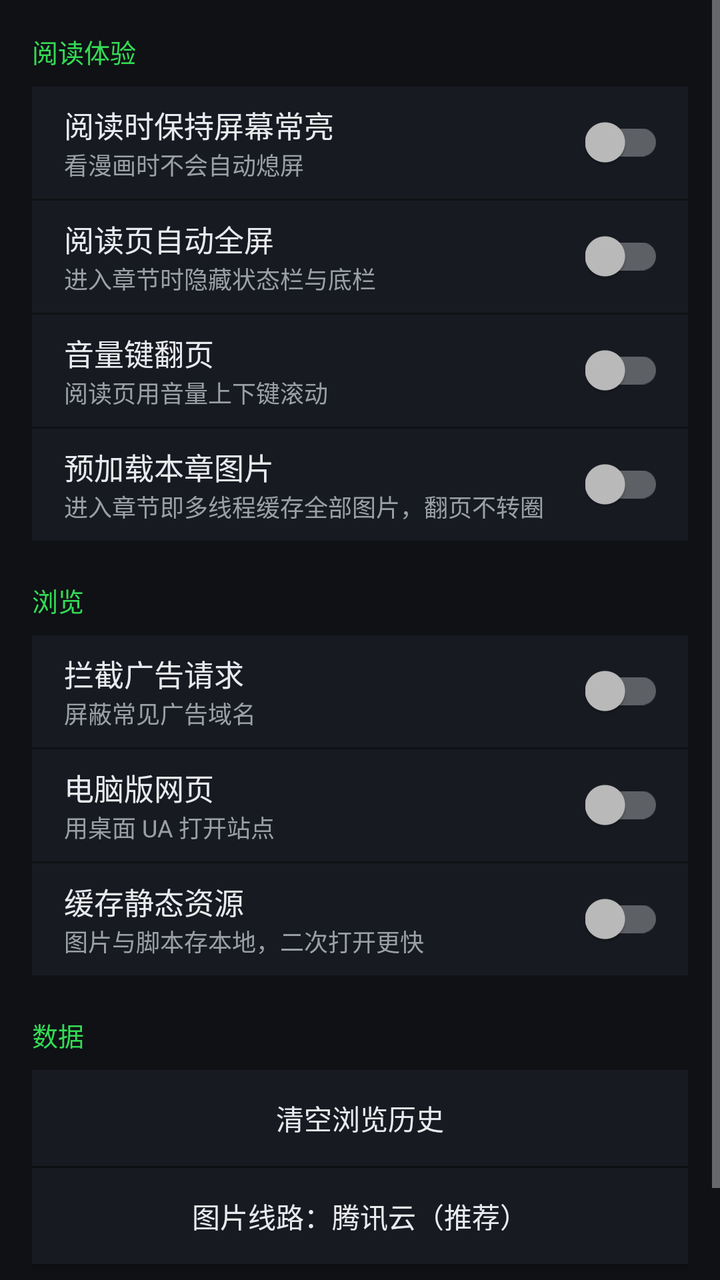
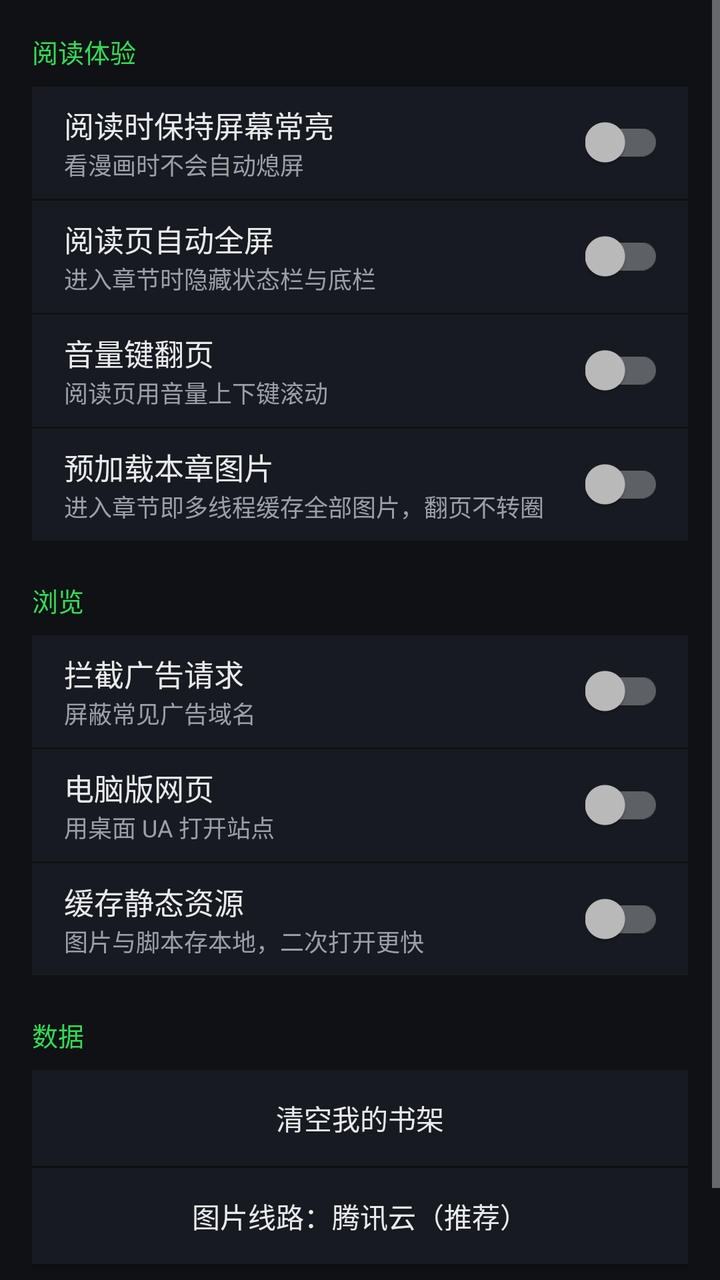

Screens rendered from an Android XML layout before and after an edit, with the pre-edit source and the edit as a unified diff.
<!-- AndroidManifest.xml: application theme AppTheme -->
<!-- res/layout/activity_settings.xml -->
<?xml version="1.0" encoding="utf-8"?>
<ScrollView xmlns:android="http://schemas.android.com/apk/res/android"
    android:layout_width="match_parent"
    android:layout_height="match_parent"
    android:background="@color/bg">

    <LinearLayout
        android:layout_width="match_parent"
        android:layout_height="wrap_content"
        android:orientation="vertical"
        android:padding="16dp">

        <TextView
            android:layout_width="match_parent"
            android:layout_height="wrap_content"
            android:paddingBottom="8dp"
            android:text="阅读体验"
            android:textColor="@color/accent"
            android:textSize="13sp" />

        <LinearLayout
            android:layout_width="match_parent"
            android:layout_height="56dp"
            android:background="@color/surface"
            android:gravity="center_vertical"
            android:orientation="horizontal"
            android:paddingStart="16dp"
            android:paddingEnd="12dp">

            <LinearLayout
                android:layout_width="0dp"
                android:layout_height="wrap_content"
                android:layout_weight="1"
                android:orientation="vertical">

                <TextView
                    android:layout_width="wrap_content"
                    android:layout_height="wrap_content"
                    android:text="阅读时保持屏幕常亮"
                    android:textColor="@color/text"
                    android:textSize="15sp" />

                <TextView
                    android:layout_width="wrap_content"
                    android:layout_height="wrap_content"
                    android:text="看漫画时不会自动熄屏"
                    android:textColor="@color/text2"
                    android:textSize="12sp" />

            </LinearLayout>

            <androidx.appcompat.widget.SwitchCompat
                android:id="@+id/swKeep"
                android:layout_width="wrap_content"
                android:layout_height="wrap_content" />

        </LinearLayout>

        <LinearLayout
            android:layout_width="match_parent"
            android:layout_height="56dp"
            android:layout_marginTop="1dp"
            android:background="@color/surface"
            android:gravity="center_vertical"
            android:orientation="horizontal"
            android:paddingStart="16dp"
            android:paddingEnd="12dp">

            <LinearLayout
                android:layout_width="0dp"
                android:layout_height="wrap_content"
                android:layout_weight="1"
                android:orientation="vertical">

                <TextView
                    android:layout_width="wrap_content"
                    android:layout_height="wrap_content"
                    android:text="阅读页自动全屏"
                    android:textColor="@color/text"
                    android:textSize="15sp" />

                <TextView
                    android:layout_width="wrap_content"
                    android:layout_height="wrap_content"
                    android:text="进入章节时隐藏状态栏与底栏"
                    android:textColor="@color/text2"
                    android:textSize="12sp" />

            </LinearLayout>

            <androidx.appcompat.widget.SwitchCompat
                android:id="@+id/swImm"
                android:layout_width="wrap_content"
                android:layout_height="wrap_content" />

        </LinearLayout>

        <LinearLayout
            android:layout_width="match_parent"
            android:layout_height="56dp"
            android:layout_marginTop="1dp"
            android:background="@color/surface"
            android:gravity="center_vertical"
            android:orientation="horizontal"
            android:paddingStart="16dp"
            android:paddingEnd="12dp">

            <LinearLayout
                android:layout_width="0dp"
                android:layout_height="wrap_content"
                android:layout_weight="1"
                android:orientation="vertical">

                <TextView
                    android:layout_width="wrap_content"
                    android:layout_height="wrap_content"
                    android:text="音量键翻页"
                    android:textColor="@color/text"
                    android:textSize="15sp" />

                <TextView
                    android:layout_width="wrap_content"
                    android:layout_height="wrap_content"
                    android:text="阅读页用音量上下键滚动"
                    android:textColor="@color/text2"
                    android:textSize="12sp" />

            </LinearLayout>

            <androidx.appcompat.widget.SwitchCompat
                android:id="@+id/swVol"
                android:layout_width="wrap_content"
                android:layout_height="wrap_content" />

        </LinearLayout>

        <LinearLayout
            android:layout_width="match_parent"
            android:layout_height="56dp"
            android:layout_marginTop="1dp"
            android:background="@color/surface"
            android:gravity="center_vertical"
            android:orientation="horizontal"
            android:paddingStart="16dp"
            android:paddingEnd="12dp">

            <LinearLayout
                android:layout_width="0dp"
                android:layout_height="wrap_content"
                android:layout_weight="1"
                android:orientation="vertical">

                <TextView
                    android:layout_width="wrap_content"
                    android:layout_height="wrap_content"
                    android:text="预加载本章图片"
                    android:textColor="@color/text"
                    android:textSize="15sp" />

                <TextView
                    android:layout_width="wrap_content"
                    android:layout_height="wrap_content"
                    android:text="进入章节即多线程缓存全部图片，翻页不转圈"
                    android:textColor="@color/text2"
                    android:textSize="12sp" />

            </LinearLayout>

            <androidx.appcompat.widget.SwitchCompat
                android:id="@+id/swPreload"
                android:layout_width="wrap_content"
                android:layout_height="wrap_content" />

        </LinearLayout>

        <TextView
            android:layout_width="match_parent"
            android:layout_height="wrap_content"
            android:paddingBottom="8dp"
            android:paddingTop="20dp"
            android:text="浏览"
            android:textColor="@color/accent"
            android:textSize="13sp" />

        <LinearLayout
            android:layout_width="match_parent"
            android:layout_height="56dp"
            android:background="@color/surface"
            android:gravity="center_vertical"
            android:orientation="horizontal"
            android:paddingStart="16dp"
            android:paddingEnd="12dp">

            <LinearLayout
                android:layout_width="0dp"
                android:layout_height="wrap_content"
                android:layout_weight="1"
                android:orientation="vertical">

                <TextView
                    android:layout_width="wrap_content"
                    android:layout_height="wrap_content"
                    android:text="拦截广告请求"
                    android:textColor="@color/text"
                    android:textSize="15sp" />

                <TextView
                    android:layout_width="wrap_content"
                    android:layout_height="wrap_content"
                    android:text="屏蔽常见广告域名"
                    android:textColor="@color/text2"
                    android:textSize="12sp" />

            </LinearLayout>

            <androidx.appcompat.widget.SwitchCompat
                android:id="@+id/swAd"
                android:layout_width="wrap_content"
                android:layout_height="wrap_content" />

        </LinearLayout>

        <LinearLayout
            android:layout_width="match_parent"
            android:layout_height="56dp"
            android:layout_marginTop="1dp"
            android:background="@color/surface"
            android:gravity="center_vertical"
            android:orientation="horizontal"
            android:paddingStart="16dp"
            android:paddingEnd="12dp">

            <LinearLayout
                android:layout_width="0dp"
                android:layout_height="wrap_content"
                android:layout_weight="1"
                android:orientation="vertical">

                <TextView
                    android:layout_width="wrap_content"
                    android:layout_height="wrap_content"
                    android:text="电脑版网页"
                    android:textColor="@color/text"
                    android:textSize="15sp" />

                <TextView
                    android:layout_width="wrap_content"
                    android:layout_height="wrap_content"
                    android:text="用桌面 UA 打开站点"
                    android:textColor="@color/text2"
                    android:textSize="12sp" />

            </LinearLayout>

            <androidx.appcompat.widget.SwitchCompat
                android:id="@+id/swDesk"
                android:layout_width="wrap_content"
                android:layout_height="wrap_content" />

        </LinearLayout>

        <LinearLayout
            android:layout_width="match_parent"
            android:layout_height="56dp"
            android:layout_marginTop="1dp"
            android:background="@color/surface"
            android:gravity="center_vertical"
            android:orientation="horizontal"
            android:paddingStart="16dp"
            android:paddingEnd="12dp">

            <LinearLayout
                android:layout_width="0dp"
                android:layout_height="wrap_content"
                android:layout_weight="1"
                android:orientation="vertical">

                <TextView
                    android:layout_width="wrap_content"
                    android:layout_height="wrap_content"
                    android:text="缓存静态资源"
                    android:textColor="@color/text"
                    android:textSize="15sp" />

                <TextView
                    android:layout_width="wrap_content"
                    android:layout_height="wrap_content"
                    android:text="图片与脚本存本地，二次打开更快"
                    android:textColor="@color/text2"
                    android:textSize="12sp" />

            </LinearLayout>

            <androidx.appcompat.widget.SwitchCompat
                android:id="@+id/swCache"
                android:layout_width="wrap_content"
                android:layout_height="wrap_content" />

        </LinearLayout>

        <TextView
            android:layout_width="match_parent"
            android:layout_height="wrap_content"
            android:paddingBottom="8dp"
            android:paddingTop="20dp"
            android:text="数据"
            android:textColor="@color/accent"
            android:textSize="13sp" />

        <Button
            android:id="@+id/btnClearHistory"
            android:layout_width="match_parent"
            android:layout_height="48dp"
            android:background="@color/surface"
            android:text="清空浏览历史"
            android:textColor="@color/text"
            android:textSize="14sp" />

        <Button
            android:id="@+id/btnLine"
            android:layout_width="match_parent"
            android:layout_height="48dp"
            android:layout_marginTop="1dp"
            android:background="@color/surface"
            android:text="图片线路：腾讯云（推荐）"
            android:textColor="@color/text"
            android:textSize="14sp" />

        <TextView
            android:id="@+id/tvCrash"
            android:layout_width="match_parent"
            android:layout_height="wrap_content"
            android:layout_marginTop="16dp"
            android:textColor="@color/danger"
            android:textSize="13sp"
            android:visibility="gone" />

        <TextView
            android:id="@+id/tvVersion"
            android:layout_width="match_parent"
            android:layout_height="wrap_content"
            android:layout_marginTop="24dp"
            android:gravity="center"
            android:text="版本 1.0.0"
            android:textColor="@color/text2"
            android:textSize="12sp" />

    </LinearLayout>

</ScrollView>
<!-- resources referenced by this layout -->
<resources>
  <color name="accent">#FF34DB55</color>
  <color name="bg">#FF0F1115</color>
  <color name="danger">#FFE5484D</color>
  <color name="surface">#FF171A21</color>
  <color name="text">#FFE8EAED</color>
  <color name="text2">#FF9AA0A6</color>
  <style name="AppTheme" parent="Theme.AppCompat.NoActionBar">
          <item name="colorPrimary">@color/accent</item>
          <item name="colorPrimaryDark">@color/bg</item>
          <item name="colorAccent">@color/accent</item>
          <item name="android:windowBackground">@color/bg</item>
          <item name="android:statusBarColor">@android:color/transparent</item>
          <item name="android:navigationBarColor">@android:color/transparent</item>
          <item name="android:windowDrawsSystemBarBackgrounds">true</item>
          <item name="android:windowFullscreen">true</item>
          <item name="android:windowTranslucentStatus">false</item>
          <item name="android:windowTranslucentNavigation">false</item>
          <item name="android:windowContentOverlay">@null</item>
      </style>
</resources>

<!-- the commit's change to res/layout/activity_settings.xml (unified diff, before → after) -->
@@ -308,11 +308,11 @@
             android:textSize="13sp" />
 
         <Button
-            android:id="@+id/btnClearHistory"
+            android:id="@+id/btnClearFav"
             android:layout_width="match_parent"
             android:layout_height="48dp"
             android:background="@color/surface"
-            android:text="清空浏览历史"
+            android:text="清空我的书架"
             android:textColor="@color/text"
             android:textSize="14sp" />
 
